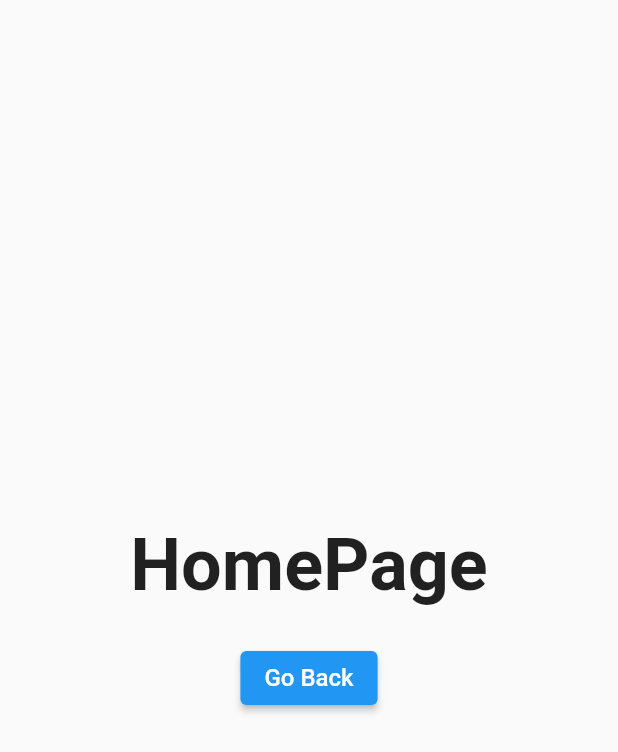
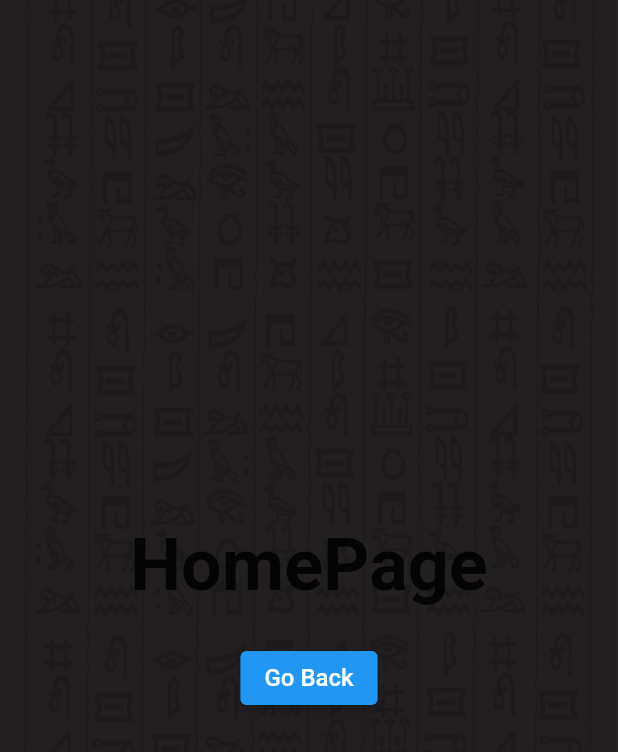
Before and after one commit to SamihaHussein2/Scriba-application, a Flutter app: the Homepage screen opened directly, on a phone screen of 412 x 824 dp. Shown: the top 752 px of the screen. Run offline on Flutter 3.47's test engine with Material 2 defaults, Android fonts, the phone set to English and light mode, and no system bars; our stand-ins replace animated_splash_screen; missing offline and left inert: intro_views_flutter.

Commit message:
homepage

```diff
--- a/scriba_app/lib/screens/homepage.dart
+++ b/scriba_app/lib/screens/homepage.dart
@@ -7,7 +7,12 @@ import 'onboarding.dart';
 class Homepage extends StatelessWidget {
   @override
   Widget build(BuildContext context) => Scaffold(
-        body: Center(
+        body: Container(
+          constraints: const BoxConstraints.expand(),
+          decoration: const BoxDecoration(
+              image: DecorationImage(
+                  image: AssetImage("assets/images/Back-dark.png"),
+                  fit: BoxFit.cover)),
           child: Column(
             mainAxisAlignment: MainAxisAlignment.center,
             children: [
```
Also changed, not shown: scriba_app/lib/screens/login.dart (added), scriba_app/lib/screens/signup.dart (added).
